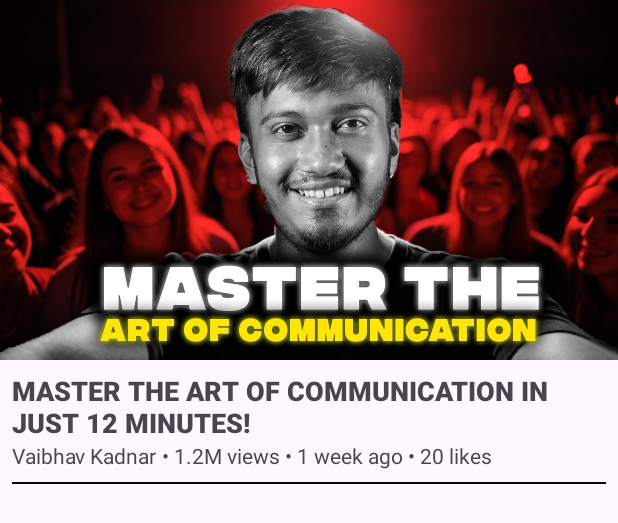
After one commit to noobshubham/BasicTube, an Android app: the layout single_video_card.xml on its own in the app's theme, with its tools: preview values and no code run, on a phone screen of 412 x 824 dp. The commit adds this screen. Shown: the top 523 px of the screen. Run offline under Robolectric (Android 15) with nearby library versions, the phone set to English and light mode, and no system bars.

Commit message:
c: Design for Video's

```diff
--- a/app/src/main/res/layout/activity_main.xml
+++ b/app/src/main/res/layout/activity_main.xml
@@ -7,13 +7,26 @@
     android:layout_height="match_parent"
     tools:context=".MainActivity">
 
-    <TextView
-        android:layout_width="wrap_content"
+    <android.widget.SearchView
+        android:id="@+id/searchView"
+        android:layout_width="match_parent"
         android:layout_height="wrap_content"
-        android:text="Hello World!"
-        app:layout_constraintBottom_toBottomOf="parent"
+        android:layout_margin="8dp"
+        android:iconifiedByDefault="false"
+        android:queryHint="Search Videos"
         app:layout_constraintEnd_toEndOf="parent"
         app:layout_constraintStart_toStartOf="parent"
         app:layout_constraintTop_toTopOf="parent" />
 
+    <androidx.recyclerview.widget.RecyclerView
+        android:id="@+id/videoRecyclerView"
+        android:layout_width="match_parent"
+        android:layout_height="0dp"
+        android:layout_below="@id/searchView"
+        android:layout_marginTop="8dp"
+        android:clipChildren="false"
+        android:clipToPadding="false"
+        app:layout_constraintTop_toBottomOf="@id/searchView"
+        tools:listitem="@layout/single_video_card" />
+
 </androidx.constraintlayout.widget.ConstraintLayout>
--- /dev/null
+++ b/app/src/main/res/layout/single_video_card.xml
@@ -0,0 +1,73 @@
+<?xml version="1.0" encoding="utf-8"?>
+<androidx.constraintlayout.widget.ConstraintLayout xmlns:android="http://schemas.android.com/apk/res/android"
+    xmlns:app="http://schemas.android.com/apk/res-auto"
+    android:layout_width="match_parent"
+    android:layout_height="wrap_content">
+
+    <ImageView
+        android:id="@+id/videoView"
+        android:layout_width="match_parent"
+        android:layout_height="240dp"
+        android:contentDescription="Videos from Supabase"
+        android:scaleType="centerCrop"
+        android:src="@drawable/thumbnail"
+        app:layout_constraintEnd_toEndOf="parent"
+        app:layout_constraintStart_toStartOf="parent"
+        app:layout_constraintTop_toTopOf="parent" />
+
+    <TextView
+        android:id="@+id/title"
+        android:layout_width="match_parent"
+        android:layout_height="wrap_content"
+        android:layout_margin="8dp"
+        android:fontFamily="sans-serif-black"
+        android:text="MASTER THE ART OF COMMUNICATION IN JUST 12 MINUTES!"
+        android:textSize="18sp"
+        android:typeface="normal"
+        app:layout_constraintEnd_toEndOf="parent"
+        app:layout_constraintStart_toStartOf="parent"
+        app:layout_constraintTop_toBottomOf="@id/videoView" />
+
+    <TextView
+        android:id="@+id/channel"
+        android:layout_width="wrap_content"
+        android:layout_height="wrap_content"
+        android:text="Vaibhav Kadnar"
+        app:layout_constraintStart_toStartOf="@id/title"
+        app:layout_constraintTop_toBottomOf="@id/title" />
+
+    <TextView
+        android:id="@+id/views"
+        android:layout_width="wrap_content"
+        android:layout_height="wrap_content"
+        android:text=" • 1.2M views"
+        app:layout_constraintStart_toEndOf="@id/channel"
+        app:layout_constraintTop_toBottomOf="@id/title" />
+
+    <TextView
+        android:id="@+id/age"
+        android:layout_width="wrap_content"
+        android:layout_height="wrap_content"
+        android:text=" • 1 week ago"
+        app:layout_constraintStart_toEndOf="@id/views"
+        app:layout_constraintTop_toBottomOf="@id/title" />
+
+    <TextView
+        android:id="@+id/likes"
+        android:layout_width="wrap_content"
+        android:layout_height="wrap_content"
+        android:text=" • 20 likes"
+        app:layout_constraintStart_toEndOf="@id/age"
+        app:layout_constraintTop_toBottomOf="@id/title" />
+
+    <View
+        android:id="@+id/divider"
+        android:layout_width="match_parent"
+        android:layout_height="1dp"
+        android:background="@color/black"
+        android:layout_margin="8dp"
+        app:layout_constraintBottom_toBottomOf="parent"
+        app:layout_constraintTop_toBottomOf="@id/channel" />
+
+
+</androidx.constraintlayout.widget.ConstraintLayout>
```
Also changed, not shown: app/src/main/res/drawable/thumbnail.jpg (added).
